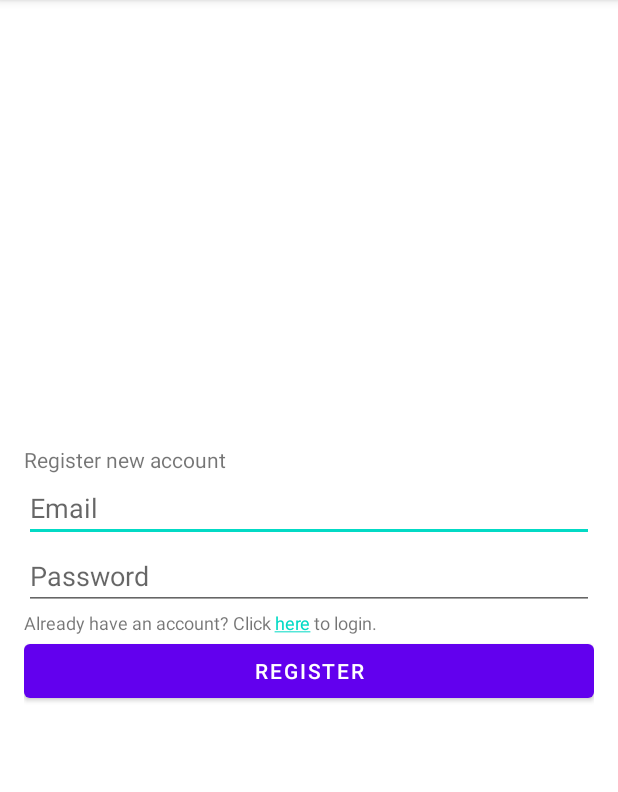
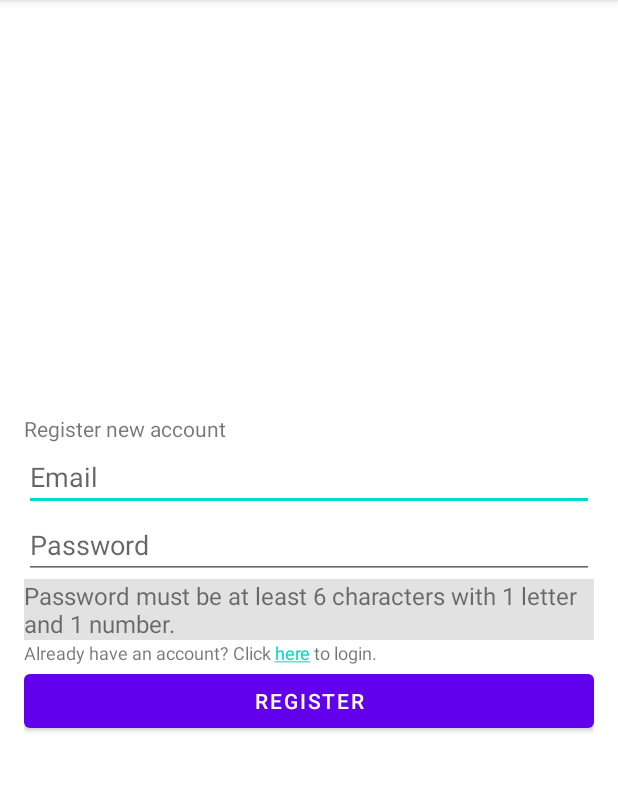
Before and after one commit to justenperdikis/cmsc436-group17, an Android app: the RegistrationActivity screen opened directly, with no data from a screen before it, on a phone screen of 412 x 824 dp, the part 84-876 px from its top. Run offline under Robolectric (Android 15) with nearby library versions, the phone set to English and light mode, and no system bars; our stand-ins replace Firebase (no records; nobody signed in at launch, a user with empty details on screens opened directly).

Commit message:
Password regex reflects firebase minimum length, some QOL for user feedback

```diff
--- a/Group17_GoNoGo/app/src/main/java/com/example/group17_gonogo/LoginActivity.kt
+++ b/Group17_GoNoGo/app/src/main/java/com/example/group17_gonogo/LoginActivity.kt
@@ -37,7 +37,7 @@ class LoginActivity : AppCompatActivity() {
             loginUserAccount()
         }
 
-        var text = "Don\'t have an account? Click here to register an account"
+        var text = "Don\'t have an account? Click here to register."
 
         var ss = SpannableString(text)
         var clickable = object: ClickableSpan() {
@@ -58,12 +58,12 @@ class LoginActivity : AppCompatActivity() {
         var pass = userPassword?.text.toString()
 
         if (email == null) {
-            Toast.makeText(applicationContext, "Please enter email!", Toast.LENGTH_LONG).show()
+            Toast.makeText(applicationContext, "Please enter an email!", Toast.LENGTH_LONG).show()
             return
         }
 
         if (pass == null) {
-            Toast.makeText(applicationContext, "Please enter password!", Toast.LENGTH_LONG).show()
+            Toast.makeText(applicationContext, "Please enter a password!", Toast.LENGTH_LONG).show()
             return
         }
 
--- a/Group17_GoNoGo/app/src/main/java/com/example/group17_gonogo/RegistrationActivity.kt
+++ b/Group17_GoNoGo/app/src/main/java/com/example/group17_gonogo/RegistrationActivity.kt
@@ -62,7 +62,7 @@ class RegistrationActivity : AppCompatActivity(){
         val password: String = password!!.text.toString()
 
         if (!validator.validEmail(email)) {
-            Toast.makeText(applicationContext, "Please enter a valid email...", Toast.LENGTH_LONG).show()
+            Toast.makeText(applicationContext, "Please enter a valid email!", Toast.LENGTH_LONG).show()
             return
         }
 
--- a/Group17_GoNoGo/app/src/main/res/layout/activity_registration.xml
+++ b/Group17_GoNoGo/app/src/main/res/layout/activity_registration.xml
@@ -30,6 +30,14 @@
         android:importantForAutofill="no" />
 
     <TextView
+        android:id="@+id/password_requirements"
+        android:layout_width="wrap_content"
+        android:layout_height="wrap_content"
+        android:background="@color/grayTint"
+        android:textSize="16dp"
+        android:text="@string/password_requirements"/>
+
+    <TextView
         android:id="@+id/register_to_login"
         android:layout_width="wrap_content"
         android:layout_height="wrap_content"
--- a/Group17_GoNoGo/app/src/main/res/values/colors.xml
+++ b/Group17_GoNoGo/app/src/main/res/values/colors.xml
@@ -8,7 +8,8 @@
     <color name="black">#FF000000</color>
     <color name="white">#FFFFFFFF</color>
     <color name="divider">#000000</color>
-    <color name ="gray">#8C8C8C</color>
+    <color name="gray">#8C8C8C</color>
+    <color name="grayTint">#408C8C8C</color>
     <color name="green">#4CAF50</color>
     <color name="red">#C3190C</color>
 </resources>
--- a/Group17_GoNoGo/app/src/main/res/values/strings.xml
+++ b/Group17_GoNoGo/app/src/main/res/values/strings.xml
@@ -7,7 +7,7 @@
     -->
     <string name="hello_world">Hello Square World!</string>
     <string name="invalid_username">Not a valid username</string>
-    <string name="invalid_password">Password must be >5 characters</string>
+    <string name="password_requirements">Password must be at least 6 characters with 1 letter and 1 number.</string>
     <string name="login_failed">"Login failed"</string>
     <string name="register_new_account">Register new account</string>
     <string name="email">Email</string>
```
Also changed, not shown: Group17_GoNoGo/app/src/main/java/com/example/group17_gonogo/Validators.kt (+8 -6 lines).
